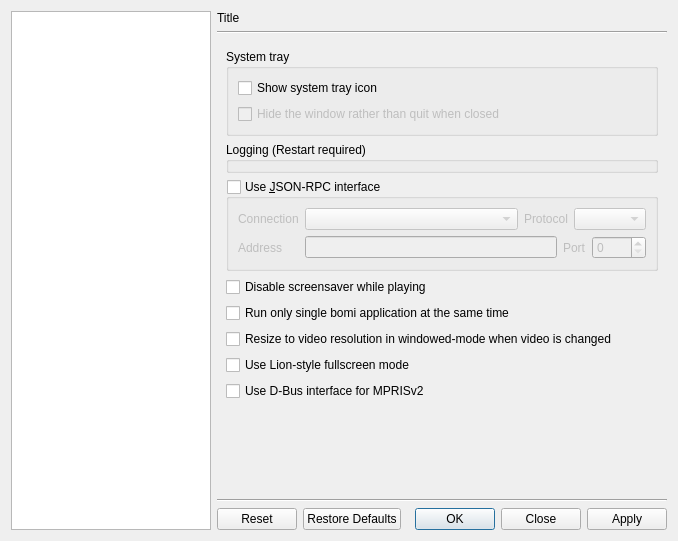
This is src/bomi/ui/prefdialog.ui in bylee20/bomi as Qt 5 draws it before an edit. The edited form follows.
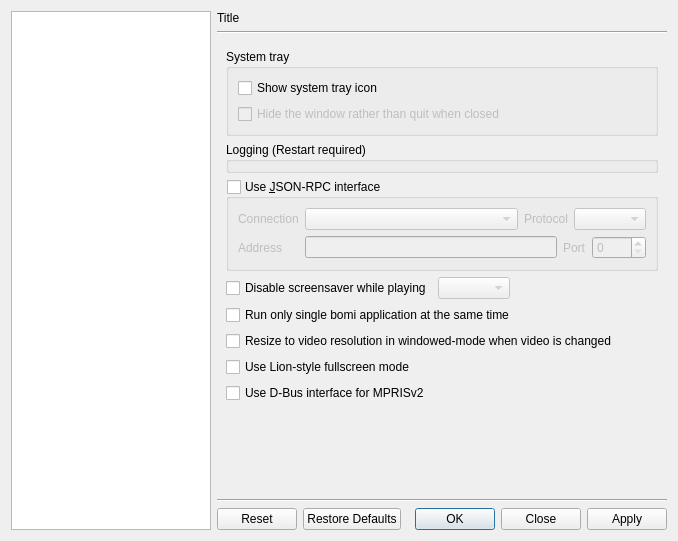
This is the edited form. The open tabs and pages were chosen to show the change. Icons and pictures are not drawn. Custom widgets are drawn as their Qt base class.

Commit message: * New: selections for methods to disable screensaver

What changed in the file:
```diff
--- a/src/bomi/ui/prefdialog.ui
+++ b/src/bomi/ui/prefdialog.ui
@@ -2032,11 +2032,35 @@
           </widget>
          </item>
          <item>
-          <widget class="QCheckBox" name="disable_screensaver">
-           <property name="text">
-            <string>Disable screensaver while playing</string>
-           </property>
-          </widget>
+          <layout class="QHBoxLayout" name="horizontalLayout_10">
+           <item>
+            <widget class="QCheckBox" name="disable_screensaver">
+             <property name="text">
+              <string>Disable screensaver while playing</string>
+             </property>
+            </widget>
+           </item>
+           <item>
+            <widget class="QComboBox" name="screensaver_method">
+             <property name="enabled">
+              <bool>false</bool>
+             </property>
+            </widget>
+           </item>
+           <item>
+            <spacer name="horizontalSpacer_7">
+             <property name="orientation">
+              <enum>Qt::Horizontal</enum>
+             </property>
+             <property name="sizeHint" stdset="0">
+              <size>
+               <width>0</width>
+               <height>0</height>
+              </size>
+             </property>
+            </spacer>
+           </item>
+          </layout>
          </item>
          <item>
           <widget class="QCheckBox" name="app_unique">
```
Left out of the diff: 78 changed lines with no effect on the pictures. The commit also changes 6 other files.
